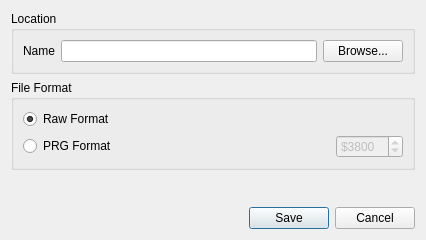
Before: the Qt Designer form src/exportdialog.ui in ricardoquesada/vchar64, drawn with Qt 5.
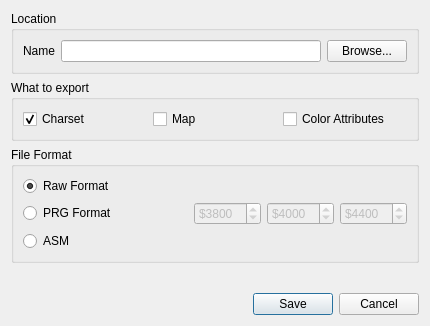
After: the same form once the commit is applied.

Commit message:
export code: asm, raw, prg
not working yet

The edit to the form file:
```diff
--- a/src/exportdialog.ui
+++ b/src/exportdialog.ui
@@ -6,8 +6,8 @@
    <rect>
     <x>0</x>
     <y>0</y>
-    <width>426</width>
-    <height>240</height>
+    <width>430</width>
+    <height>326</height>
    </rect>
   </property>
   <property name="windowTitle">
@@ -43,6 +43,39 @@
      </layout>
     </widget>
    </item>
+   <item>
+    <widget class="QGroupBox" name="groupBox_2">
+     <property name="title">
+      <string>What to export</string>
+     </property>
+     <layout class="QHBoxLayout" name="horizontalLayout_3">
+      <item>
+       <widget class="QCheckBox" name="checkBox_charset">
+        <property name="text">
+         <string>Charset</string>
+        </property>
+        <property name="checked">
+         <bool>true</bool>
+        </property>
+       </widget>
+      </item>
+      <item>
+       <widget class="QCheckBox" name="checkBox_map">
+        <property name="text">
+         <string>Map</string>
+        </property>
+       </widget>
+      </item>
+      <item>
+       <widget class="QCheckBox" name="checkBox_attribs">
+        <property name="text">
+         <string>Color Attributes</string>
+        </property>
+       </widget>
+      </item>
+     </layout>
+    </widget>
+   </item>
    <item>
     <widget class="QGroupBox" name="groupBox">
      <property name="title">
@@ -100,8 +133,53 @@
           </property>
          </widget>
         </item>
+        <item>
+         <widget class="QSpinBox" name="spinBox_mapAddress">
+          <property name="enabled">
+           <bool>false</bool>
+          </property>
+          <property name="prefix">
+           <string>$</string>
+          </property>
+          <property name="maximum">
+           <number>65536</number>
+          </property>
+          <property name="value">
+           <number>16384</number>
+          </property>
+          <property name="displayIntegerBase">
+           <number>16</number>
+          </property>
+         </widget>
+        </item>
+        <item>
+         <widget class="QSpinBox" name="spinBox_attribAddress">
+          <property name="enabled">
+           <bool>false</bool>
+          </property>
+          <property name="prefix">
+           <string>$</string>
+          </property>
+          <property name="maximum">
+           <number>65536</number>
+          </property>
+          <property name="value">
+           <number>17408</number>
+          </property>
+          <property name="displayIntegerBase">
+           <number>16</number>
+          </property>
+         </widget>
+        </item>
        </layout>
       </item>
+      <item>
+       <widget class="QRadioButton" name="radioButton_asm">
+        <property name="text">
+         <string>ASM</string>
+        </property>
+       </widget>
+      </item>
      </layout>
     </widget>
    </item>
@@ -113,7 +191,7 @@
      <property name="sizeHint" stdset="0">
       <size>
        <width>20</width>
-       <height>9</height>
+       <height>40</height>
       </size>
      </property>
     </spacer>
```
Left out of the diff: 2 changed lines with no effect on the pictures. The commit also changes 5 other files.
